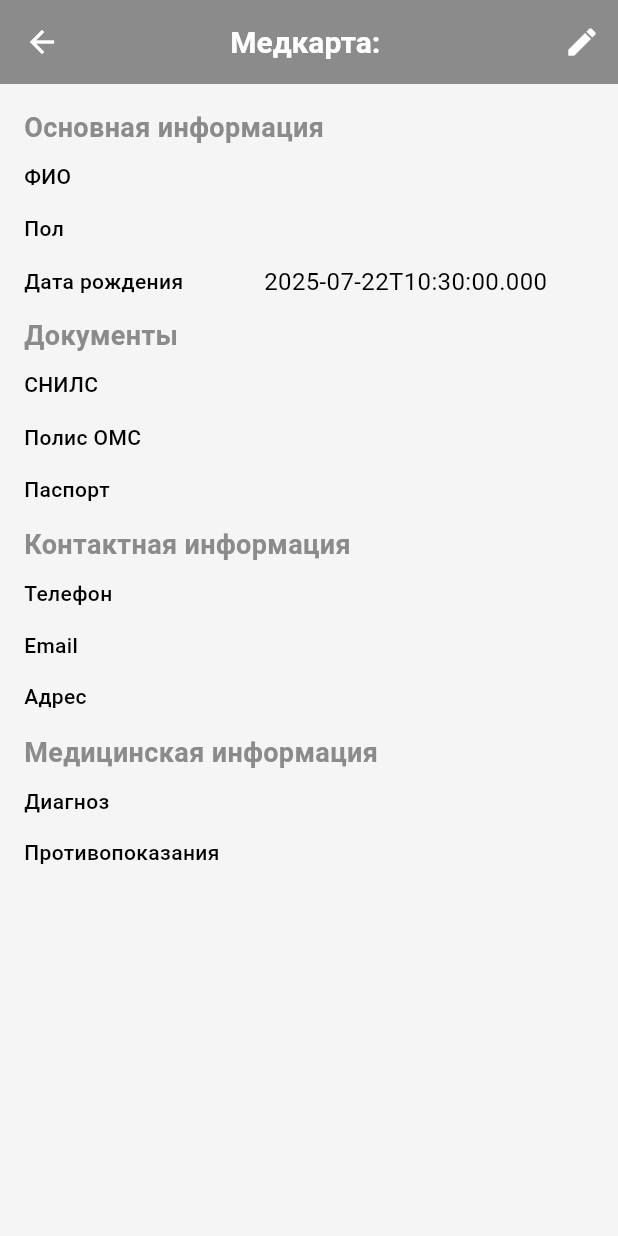
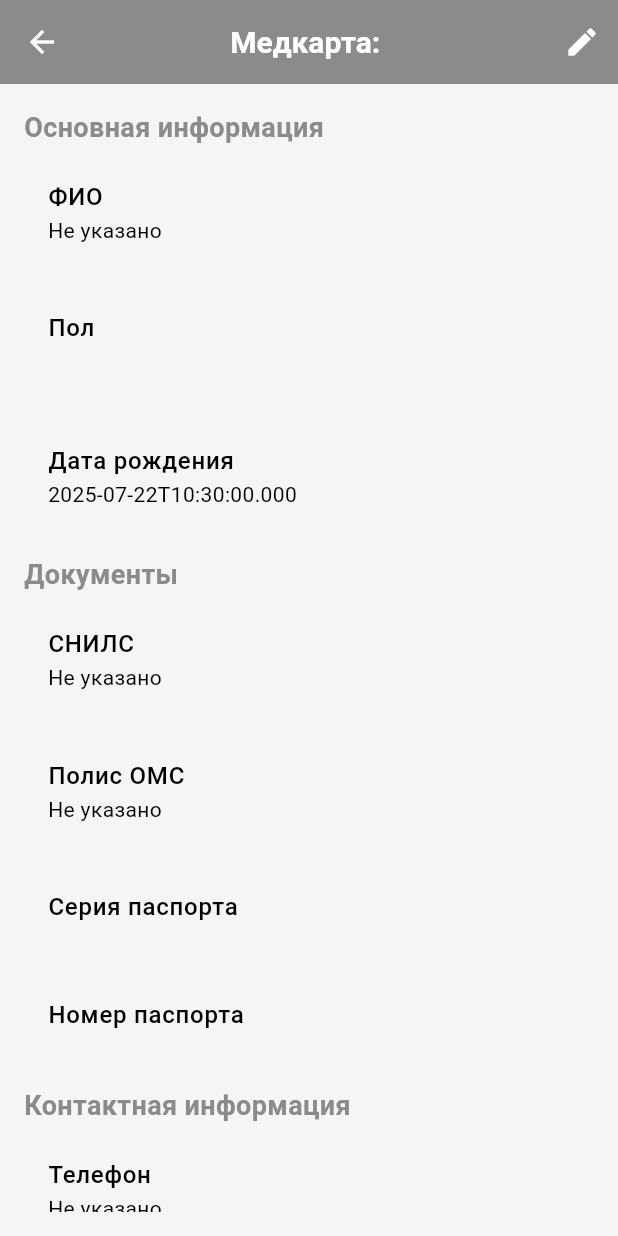
Before and after one commit to arrssenii/mobileapp-frontend2, a Flutter app: the PatientDetailScreen screen opened directly with empty values, on a phone screen of 412 x 824 dp. Run offline on Flutter 3.47's test engine with Material 3 defaults, Android fonts, the light colour scheme and no system bars; our stand-ins replace bloc, dio, equatable, flutter_bloc, flutter_secure_storage, get_it and 1 more; missing offline and left inert: universal_html; accounts and stored records are empty.

Commit message:
patient detail fixed

```diff
--- a/lib/presentation/pages/add_patient_screen.dart
+++ b/lib/presentation/pages/add_patient_screen.dart
@@ -1,7 +1,7 @@
 import 'package:flutter/material.dart';
 import 'package:intl/intl.dart';
 import '../widgets/date_picker_icon_button.dart';
-import '../widgets/form_field.dart';
+import '../widgets/custom_form_field.dart';
 
 class AddPatientScreen extends StatefulWidget {
   const AddPatientScreen({super.key});
@@ -109,12 +109,14 @@ class _AddPatientScreenState extends State<AddPatientScreen> {
               CustomFormField(
                       label: 'СНИЛС',
                       controller: TextEditingController(text: _patientData['snils']),
+                      maxLength: 11,
               ),
 
               // ОМС
               CustomFormField(
                       label: 'Полис ОМС',
                       controller: TextEditingController(text: _patientData['oms']),
+                      maxLength: 16,
               ),
 
 
--- a/lib/presentation/pages/patient_detail_screen.dart
+++ b/lib/presentation/pages/patient_detail_screen.dart
@@ -1,6 +1,8 @@
 import 'package:flutter/material.dart';
+import 'package:intl/intl.dart';
 import '../widgets/section_header.dart';
-import '../widgets/info_row.dart';
+import '../widgets/custom_form_field.dart'; // Новый импорт
+import '../widgets/date_picker_icon_button.dart'; // Новый импорт
 
 class PatientDetailScreen extends StatefulWidget {
   final Map<String, dynamic> patient;
@@ -14,6 +16,7 @@ class PatientDetailScreen extends StatefulWidget {
 class _PatientDetailScreenState extends State<PatientDetailScreen> {
   bool _isEditing = false;
   final Map<String, TextEditingController> _controllers = {};
+  final _formKey = GlobalKey<FormState>();
 
   @override
   void initState() {
@@ -22,26 +25,18 @@ class _PatientDetailScreenState extends State<PatientDetailScreen> {
   }
 
   void _initControllers() {
-    _controllers['fullName'] = TextEditingController(
-        text: widget.patient['fullName'] ?? '');
-    _controllers['gender'] = TextEditingController(
-        text: widget.patient['gender'] ?? '');
-    _controllers['birthDate'] = TextEditingController(
-        text: widget.patient['birthDate'] ?? '');
-    _controllers['snils'] = TextEditingController(
-        text: widget.patient['snils'] ?? '');
-    _controllers['oms'] = TextEditingController(
-        text: widget.patient['oms'] ?? '');
-    _controllers['passport'] = TextEditingController(
-        text: widget.patient['passport'] ?? '');
-    _controllers['phone'] = TextEditingController(
-        text: widget.patient['phone'] ?? '');
-    _controllers['email'] = TextEditingController(
-        text: widget.patient['email'] ?? '');
-    _controllers['contraindications'] = TextEditingController(
-        text: widget.patient['contraindications'] ?? '');
-    _controllers['address'] = TextEditingController(
-        text: widget.patient['address'] ?? '');
+    _controllers['fullName'] = TextEditingController(text: widget.patient['fullName'] ?? '');
+    _controllers['gender'] = TextEditingController(text: widget.patient['gender'] ?? '');
+    _controllers['birthDate'] = TextEditingController(text: widget.patient['birthDate'] ?? '');
+    _controllers['snils'] = TextEditingController(text: widget.patient['snils'] ?? '');
+    _controllers['oms'] = TextEditingController(text: widget.patient['oms'] ?? '');
+    // Разделение паспорта на серию и номер
+    _controllers['passportSeries'] = TextEditingController(text: widget.patient['passportSeries'] ?? '');
+    _controllers['passportNumber'] = TextEditingController(text: widget.patient['passportNumber'] ?? '');
+    _controllers['phone'] = TextEditingController(text: widget.patient['phone'] ?? '');
+    _controllers['email'] = TextEditingController(text: widget.patient['email'] ?? '');
+    _controllers['contraindications'] = TextEditingController(text: widget.patient['contraindications'] ?? '');
+    _controllers['address'] = TextEditingController(text: widget.patient['address'] ?? '');
   }
 
   @override
@@ -67,110 +62,232 @@ class _PatientDetailScreenState extends State<PatientDetailScreen> {
       ),
       body: Padding(
         padding: const EdgeInsets.all(16),
+        child: Form(
+          key: _formKey,
           child: ListView(
             children: [
               SectionHeader(title: 'Основная информация'),
-            InfoRow(
+
+              // ФИО
+              _buildField(
                 label: 'ФИО',
-              value: widget.patient['fullName'] ?? '',
-              isEditing: _isEditing,
-              controller: _controllers['fullName']!,
-              onChanged: (value) => widget.patient['fullName'] = value,
-            ),
-            InfoRow(
-              label: 'Пол',
-              value: widget.patient['gender'] ?? '',
-              isEditing: _isEditing,
-              controller: _controllers['gender']!,
-              onChanged: (value) => widget.patient['gender'] = value,
-            ),
-            InfoRow(
-              label: 'Дата рождения',
-              value: widget.patient['birthDate'] ?? '',
-              isEditing: _isEditing,
-              controller: _controllers['birthDate']!,
-              onChanged: (value) => widget.patient['birthDate'] = value,
+                valueKey: 'fullName',
+                isRequired: true,
               ),
 
+              // Пол
+              _buildGenderField(),
+
+              // Дата рождения
+              _buildBirthDateField(),
+
               SectionHeader(title: 'Документы'),
-            InfoRow(
+
+              // СНИЛС
+              _buildField(
                 label: 'СНИЛС',
-              value: widget.patient['snils'] ?? '',
-              isEditing: _isEditing,
-              controller: _controllers['snils']!,
-              onChanged: (value) => widget.patient['snils'] = value,
-            ),
-            InfoRow(
-              label: 'Полис ОМС',
-              value: widget.patient['oms'] ?? '',
-              isEditing: _isEditing,
-              controller: _controllers['oms']!,
-              onChanged: (value) => widget.patient['oms'] = value,
-            ),
-            InfoRow(
-              label: 'Паспорт',
-              value: widget.patient['passport'] ?? '',
-              isEditing: _isEditing,
-              controller: _controllers['passport']!,
-              onChanged: (value) => widget.patient['passport'] = value,
+                valueKey: 'snils',
+                maxLength: 11,
               ),
 
+              // Полис ОМС
+              _buildField(
+                label: 'Полис ОМС',
+                valueKey: 'oms',
+                maxLength: 16,
+              ),
+
+              // Паспорт (серия и номер)
+              _buildPassportFields(),
+
               SectionHeader(title: 'Контактная информация'),
-            InfoRow(
+
+              // Телефон
+              _buildField(
                 label: 'Телефон',
-              value: widget.patient['phone'] ?? '',
-              isEditing: _isEditing,
-              controller: _controllers['phone']!,
-              onChanged: (value) => widget.patient['phone'] = value,
+                valueKey: 'phone',
+                keyboardType: TextInputType.phone,
               ),
-            InfoRow(
+
+              // Email
+              _buildField(
                 label: 'Email',
-              value: widget.patient['email'] ?? '',
-              isEditing: _isEditing,
-              controller: _controllers['email']!,
-              onChanged: (value) => widget.patient['email'] = value,
+                valueKey: 'email',
+                keyboardType: TextInputType.emailAddress,
               ),
-            InfoRow(
+
+              // Адрес
+              _buildField(
                 label: 'Адрес',
-              value: widget.patient['address'] ?? '',
-              isEditing: _isEditing,
-              controller: _controllers['address']!,
-              onChanged: (value) => widget.patient['address'] = value,
+                valueKey: 'address',
                 maxLines: 2,
               ),
 
               SectionHeader(title: 'Медицинская информация'),
-            InfoRow(
-              label: 'Диагноз',
-              value: widget.patient['diagnosis'] ?? 'Не указан',
-              isEditing: false,
+
+              // Диагноз (только просмотр)
+              ListTile(
+                title: Text('Диагноз', style: TextStyle(fontWeight: FontWeight.w500)),
+                subtitle: Text(widget.patient['diagnosis'] ?? 'Не указан'),
               ),
-            InfoRow(
+
+              // Противопоказания
+              _buildField(
                 label: 'Противопоказания',
-              value: widget.patient['contraindications'] ?? '',
-              isEditing: _isEditing,
-              controller: _controllers['contraindications']!,
-              onChanged: (value) => widget.patient['contraindications'] = value,
+                valueKey: 'contraindications',
                 maxLines: 3,
               ),
             ],
           ),
         ),
+      ),
+    );
+  }
+
+  Widget _buildField({
+    required String label,
+    required String valueKey,
+    bool isRequired = false,
+    int? maxLength,
+    int? maxLines,
+    TextInputType? keyboardType,
+  }) {
+    return Padding(
+      padding: const EdgeInsets.only(bottom: 16),
+      child: _isEditing
+          ? CustomFormField(
+              label: label,
+              controller: _controllers[valueKey]!,
+              isRequired: isRequired,
+              maxLines: maxLines,
+              maxLength: maxLength,
+              keyboardType: keyboardType,
+            )
+          : ListTile(
+              title: Text(label, style: TextStyle(fontWeight: FontWeight.w500)),
+              subtitle: Text(
+                widget.patient[valueKey]?.isNotEmpty == true
+                    ? widget.patient[valueKey]
+                    : 'Не указано',
+              ),
+            ),
+    );
+  }
+
+  Widget _buildGenderField() {
+    return Padding(
+      padding: const EdgeInsets.only(bottom: 16),
+      child: _isEditing
+          ? DropdownButtonFormField<String>(
+              decoration: const InputDecoration(
+                labelText: 'Пол',
+                border: OutlineInputBorder(),
+                filled: true,
+                fillColor: Colors.white,
+              ),
+              value: widget.patient['gender'],
+              items: const [
+                DropdownMenuItem(value: 'Мужской', child: Text('Мужской')),
+                DropdownMenuItem(value: 'Женский', child: Text('Женский')),
+              ],
+              onChanged: (value) {
+                setState(() {
+                  widget.patient['gender'] = value;
+                });
+              },
+            )
+          : ListTile(
+              title: Text('Пол', style: TextStyle(fontWeight: FontWeight.w500)),
+              subtitle: Text(widget.patient['gender'] ?? 'Не указан'),
+            ),
+    );
+  }
+
+  Widget _buildBirthDateField() {
+    return Padding(
+      padding: const EdgeInsets.only(bottom: 16),
+      child: _isEditing
+          ? Row(
+              children: [
+                SizedBox(
+                  width: 150,
+                  child: Text(
+                    'Дата рождения',
+                    style: TextStyle(fontWeight: FontWeight.w500),
+                  ),
+                ),
+                DatePickerIconButton(
+                  initialDate: widget.patient['birthDate'] != null
+                      ? DateFormat('dd.MM.yyyy').parse(widget.patient['birthDate']!)
+                      : null,
+                  onDateSelected: (date) {
+                    setState(() {
+                      widget.patient['birthDate'] = DateFormat('dd.MM.yyyy').format(date);
+                    });
+                  },
+                ),
+                const SizedBox(width: 10),
+                Text(
+                  widget.patient['birthDate'] ?? 'Дата не выбрана',
+                  style: const TextStyle(fontSize: 16),
+                ),
+              ],
+            )
+          : ListTile(
+              title: Text('Дата рождения', style: TextStyle(fontWeight: FontWeight.w500)),
+              subtitle: Text(widget.patient['birthDate'] ?? 'Не указана'),
+            ),
+    );
+  }
+
+  Widget _buildPassportFields() {
+    return _isEditing
+        ? Row(
+            children: [
+              Expanded(
+                child: CustomFormField(
+                  label: 'Серия паспорта',
+                  controller: _controllers['passportSeries']!,
+                  maxLength: 4,
+                ),
+              ),
+              const SizedBox(width: 10),
+              Expanded(
+                child: CustomFormField(
+                  label: 'Номер паспорта',
+                  controller: _controllers['passportNumber']!,
+                  maxLength: 6,
+                ),
+              ),
+            ],
+          )
+        : Column(
+            children: [
+              ListTile(
+                title: Text('Серия паспорта', style: TextStyle(fontWeight: FontWeight.w500)),
+                subtitle: Text(widget.patient['passportSeries'] ?? 'Не указана'),
+              ),
+              ListTile(
+                title: Text('Номер паспорта', style: TextStyle(fontWeight: FontWeight.w500)),
+                subtitle: Text(widget.patient['passportNumber'] ?? 'Не указан'),
+              ),
+            ],
           );
   }
 
   void _toggleEditMode() {
     if (_isEditing) {
+      if (_formKey.currentState!.validate()) {
         ScaffoldMessenger.of(context).showSnackBar(
           const SnackBar(
             content: Text('Изменения сохранены'),
             backgroundColor: Colors.green,
           ),
         );
+        setState(() => _isEditing = false);
       }
-
-    setState(() {
-      _isEditing = !_isEditing;
-    });
+    } else {
+      setState(() => _isEditing = true);
     }
   }
+}
--- a/lib/presentation/widgets/form_field.dart
+++ b/lib/presentation/widgets/custom_form_field.dart
@@ -5,8 +5,8 @@ class CustomFormField extends StatelessWidget {
   final TextEditingController controller;
   final bool isRequired;
   final int? maxLength;
-  final int maxLines;
-  final TextInputType keyboardType;
+  final int? maxLines;
+  final TextInputType? keyboardType;
 
   const CustomFormField({
     super.key,
```
Lines whose indentation alone changed are shown as unchanged.
